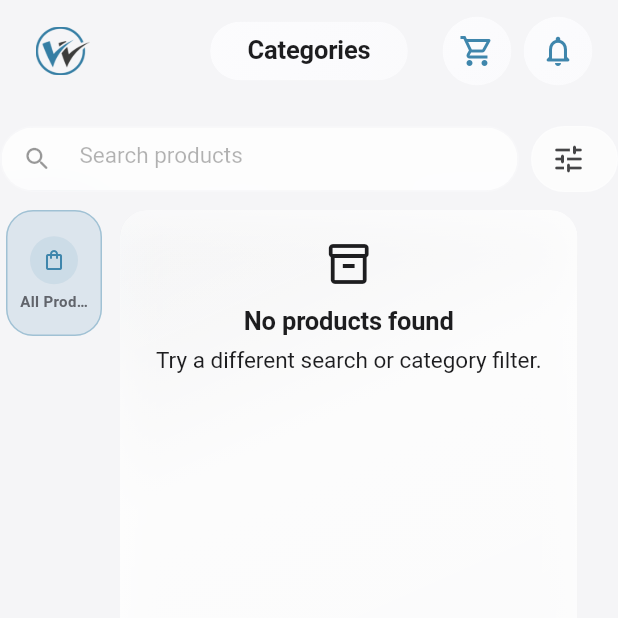
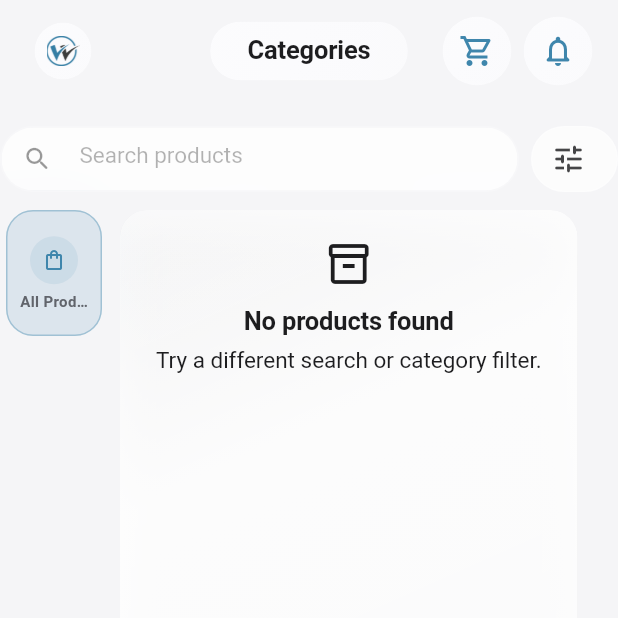
Before and after one commit to shahalamahmed/wafi_ecommerce_app, a Flutter app: the screen it shows after launch, item 2 of the bottom bar chosen, on a phone screen of 412 x 824 dp, the top half of it. Run offline on Flutter 3.47's test engine with Material 3 defaults, Android fonts, the phone set to English and light mode, and no system bars; our stand-ins replace cloud_firestore, dio, file_picker, firebase_auth, firebase_core, fl_chart and 5 more; accounts and stored records are empty; network calls fail.

Commit message:
Update main_layout.dart

```diff
--- a/lib/shared/layout/main_layout.dart
+++ b/lib/shared/layout/main_layout.dart
@@ -1,7 +1,10 @@
+import 'dart:ui';
+
 import 'package:flutter/material.dart';
 import 'package:flutter_riverpod/flutter_riverpod.dart';
 import 'package:wafi_ecommerce_app/core/constants/sizes.dart';
 import 'package:wafi_ecommerce_app/core/constants/strings.dart';
+import 'package:wafi_ecommerce_app/core/theme/app_theme.dart';
 import 'package:wafi_ecommerce_app/features/auth/auth_model.dart';
 import 'package:wafi_ecommerce_app/features/auth/auth_provider.dart';
 import 'package:wafi_ecommerce_app/features/cart/cart_provider.dart';
@@ -214,6 +217,13 @@ class _DrawerLogoButton extends StatelessWidget {
 
   @override
   Widget build(BuildContext context) {
+    final theme = Theme.of(context);
+    final isDark = theme.brightness == Brightness.dark;
+    final glass = theme.extension<GlassTheme>()!;
+    final baseColor = isDark
+        ? const Color(0xFF0A0A0A)
+        : const Color(0xFFFDFDFF);
+
     return Builder(
       builder: (context) {
         return Padding(
@@ -222,13 +232,37 @@ class _DrawerLogoButton extends StatelessWidget {
             onPressed: () => Scaffold.of(context).openDrawer(),
             padding: const EdgeInsets.all(4),
             constraints: const BoxConstraints.tightFor(width: 44, height: 44),
-            icon: Container(
-              width: 36,
-              height: 36,
-              alignment: Alignment.center,
-              child: Image.asset(
-                'assets/wafi_solution_logo.png',
-                fit: BoxFit.contain,
+            icon: ClipRRect(
+              borderRadius: BorderRadius.circular(AppSizes.radiusFull),
+              child: BackdropFilter(
+                filter: ImageFilter.blur(
+                  sigmaX: AppSizes.blurMd,
+                  sigmaY: AppSizes.blurMd,
+                ),
+                child: Container(
+                  width: 38,
+                  height: 38,
+                  alignment: Alignment.center,
+                  decoration: BoxDecoration(
+                    shape: BoxShape.circle,
+                    border: Border.all(color: glass.borderColor, width: 1),
+                    gradient: LinearGradient(
+                      begin: Alignment.topLeft,
+                      end: Alignment.bottomRight,
+                      colors: [
+                        baseColor.withValues(alpha: isDark ? 0.72 : 0.82),
+                        baseColor.withValues(alpha: isDark ? 0.58 : 0.66),
+                      ],
+                    ),
+                  ),
+                  child: Padding(
+                    padding: const EdgeInsets.all(7),
+                    child: Image.asset(
+                      'assets/wafi_solution_logo.png',
+                      fit: BoxFit.contain,
+                    ),
+                  ),
+                ),
               ),
             ),
           ),
```
